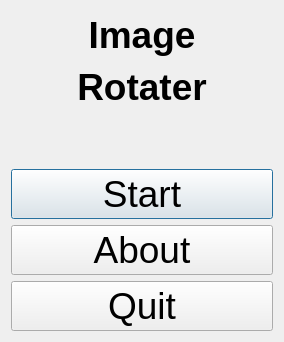
Old version of the form Tools/ToolImageRotater/qtimagerotatermenudialog.ui in the repository richelbilderbeek/ProjectRichelBilderbeek.
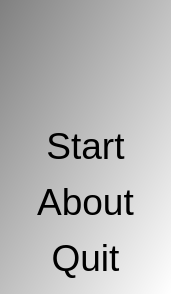
New version of the form. Icons and pictures are not drawn.

The edit to the form file:
```diff
--- a/Tools/ToolImageRotater/qtimagerotatermenudialog.ui
+++ b/Tools/ToolImageRotater/qtimagerotatermenudialog.ui
@@ -6,8 +6,8 @@
    <rect>
     <x>0</x>
     <y>0</y>
-    <width>284</width>
-    <height>342</height>
+    <width>171</width>
+    <height>294</height>
    </rect>
   </property>
   <property name="font">
@@ -18,24 +18,15 @@
   <property name="windowTitle">
    <string>ImageRotater</string>
   </property>
+  <property name="styleSheet">
+   <string notr="true">QDialog { 
+background-color: qlineargradient(x1: 0, y1: 0, x2: 1, y2: 1, stop: 0  #808080, stop: 1 #ffffff);
+}
+QPushButton { background-color: rgb(255, 255, 255);  }
+QPushButton { color: rgb(0,0,0); }
+QPushButton { font: 48px &quot;Courier New&quot;, courier, monospace }</string>
+  </property>
   <layout class="QVBoxLayout" name="verticalLayout">
-   <item>
-    <widget class="QLabel" name="label_title">
-     <property name="font">
-      <font>
-       <pointsize>28</pointsize>
-       <weight>75</weight>
-       <bold>true</bold>
-      </font>
-     </property>
-     <property name="text">
-      <string>Image</string>
-     </property>
-     <property name="alignment">
-      <set>Qt::AlignCenter</set>
-     </property>
-    </widget>
-   </item>
    <item>
     <widget class="QLabel" name="label_title_2">
      <property name="font">
@@ -46,7 +37,13 @@
       </font>
      </property>
      <property name="text">
-      <string>Rotater</string>
+      <string/>
+     </property>
+     <property name="pixmap">
+      <pixmap resource="ToolImageRotater.qrc">:/imagerotater/images/ToolImageRotaterTitle.png</pixmap>
+     </property>
+     <property name="scaledContents">
+      <bool>false</bool>
      </property>
      <property name="alignment">
       <set>Qt::AlignCenter</set>
@@ -71,6 +68,9 @@
      <property name="text">
       <string>Start</string>
      </property>
+     <property name="flat">
+      <bool>true</bool>
+     </property>
     </widget>
    </item>
    <item>
@@ -78,6 +78,9 @@
      <property name="text">
       <string>About</string>
      </property>
+     <property name="flat">
+      <bool>true</bool>
+     </property>
     </widget>
    </item>
    <item>
@@ -85,6 +88,9 @@
      <property name="text">
       <string>Quit</string>
      </property>
+     <property name="flat">
+      <bool>true</bool>
+     </property>
     </widget>
    </item>
   </layout>
```
Left out of the diff: 4 changed lines with no effect on the pictures.
